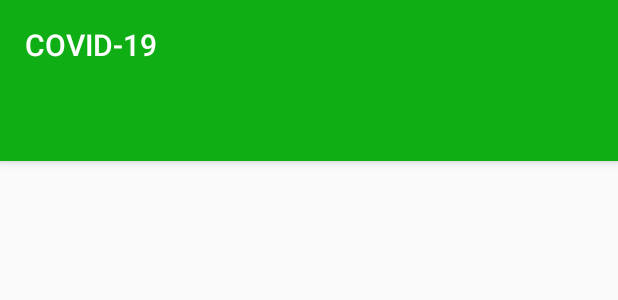
After one commit to Ludwig88/DiploAndroid, an Android app: the layout activity_tab.xml on its own in the app's theme, with its tools: preview values and no code run, on a phone screen of 412 x 824 dp. The commit adds this screen. Shown: the top 300 px of the screen. Run offline under Robolectric (Android 15) with nearby library versions, the phone set to English and light mode, and no system bars.

Commit message:
CoronaTabsApp: added automatic tabs from wizard, cant add manually more tabs or modify its behavior

```diff
--- a/CoronaTabsApp/app/build.gradle
+++ b/CoronaTabsApp/app/build.gradle
@@ -28,6 +28,7 @@ dependencies {
 
     implementation 'androidx.appcompat:appcompat:1.1.0'
     implementation 'androidx.constraintlayout:constraintlayout:1.1.3'
+    implementation 'androidx.lifecycle:lifecycle-extensions:2.2.0'
     testImplementation 'junit:junit:4.12'
     androidTestImplementation 'androidx.test.ext:junit:1.1.1'
     androidTestImplementation 'androidx.test.espresso:espresso-core:3.2.0'
--- a/CoronaTabsApp/app/src/main/java/com/example/covidnumbersapp/MainActivity.java
+++ b/CoronaTabsApp/app/src/main/java/com/example/covidnumbersapp/MainActivity.java
@@ -17,7 +17,8 @@ public class MainActivity extends AppCompatActivity {
         //buttonGo.add
     }
 
-    void onWelcomeGoClick(View view) {
-        //Intent intetNavigation = new Intent(this, tabActivity.class)
+    public void onWelcomeGoClick(View view) {
+        Intent intetNavigation = new Intent(this, tabActivity.class);
+        startActivity(intetNavigation);
     }
 }
--- a/CoronaTabsApp/app/src/main/res/layout/activity_main.xml
+++ b/CoronaTabsApp/app/src/main/res/layout/activity_main.xml
@@ -65,6 +65,7 @@
         android:layout_marginTop="62dp"
         android:layout_marginEnd="162dp"
         android:layout_marginBottom="118dp"
+        android:onClick="onWelcomeGoClick"
         android:text="@string/button_name"
         app:layout_constraintBottom_toBottomOf="parent"
         app:layout_constraintEnd_toEndOf="parent"
--- /dev/null
+++ b/CoronaTabsApp/app/src/main/res/layout/activity_tab.xml
@@ -0,0 +1,37 @@
+<?xml version="1.0" encoding="utf-8"?>
+<androidx.coordinatorlayout.widget.CoordinatorLayout xmlns:android="http://schemas.android.com/apk/res/android"
+    xmlns:app="http://schemas.android.com/apk/res-auto"
+    xmlns:tools="http://schemas.android.com/tools"
+    android:layout_width="match_parent"
+    android:layout_height="match_parent"
+    tools:context=".tabActivity">
+
+    <com.google.android.material.appbar.AppBarLayout
+        android:layout_width="match_parent"
+        android:layout_height="wrap_content"
+        android:theme="@style/AppTheme.AppBarOverlay">
+
+        <TextView
+            android:id="@+id/title"
+            android:layout_width="wrap_content"
+            android:layout_height="wrap_content"
+            android:gravity="center"
+            android:minHeight="?actionBarSize"
+            android:padding="@dimen/appbar_padding"
+            android:text="@string/app_name"
+            android:textAppearance="@style/TextAppearance.Widget.AppCompat.Toolbar.Title" />
+
+        <com.google.android.material.tabs.TabLayout
+            android:id="@+id/tabs"
+            android:layout_width="match_parent"
+            android:layout_height="wrap_content"
+            android:background="?attr/colorPrimary" />
+    </com.google.android.material.appbar.AppBarLayout>
+
+    <androidx.viewpager.widget.ViewPager
+        android:id="@+id/view_pager"
+        android:layout_width="match_parent"
+        android:layout_height="match_parent"
+        app:layout_behavior="@string/appbar_scrolling_view_behavior" />
+
+</androidx.coordinatorlayout.widget.CoordinatorLayout>
--- /dev/null
+++ b/CoronaTabsApp/app/src/main/res/values-w820dp/dimens.xml
@@ -0,0 +1,6 @@
+<resources>
+    <!-- Example customization of dimensions originally defined in res/values/dimens.xml
+         (such as screen margins) for screens with more than 820dp of available width. This
+         would include 7" and 10" devices in landscape (~960dp and ~1280dp respectively). -->
+    <dimen name="activity_horizontal_margin">64dp</dimen>
+</resources>
--- a/CoronaTabsApp/app/src/main/res/values/colors.xml
+++ b/CoronaTabsApp/app/src/main/res/values/colors.xml
@@ -1,6 +1,6 @@
 <?xml version="1.0" encoding="utf-8"?>
 <resources>
-    <color name="colorPrimary">#6200EE</color>
-    <color name="colorPrimaryDark">#3700B3</color>
-    <color name="colorAccent">#03DAC5</color>
+    <color name="colorPrimary">#0FAE15</color>
+    <color name="colorPrimaryDark">#056509</color>
+    <color name="colorAccent">#00FF0A</color>
 </resources>
--- a/CoronaTabsApp/app/src/main/res/values/strings.xml
+++ b/CoronaTabsApp/app/src/main/res/values/strings.xml
@@ -6,4 +6,8 @@
     <string name="date_description">25/05/2020</string>
     <string name="button_name">Ver Valores</string>
     <string name="button_title">Navegar Hacia Estadisticas</string>
+    <string name="title_activity_tab">tabActivity</string>
+    <string name="tab_text_1">Córdoba</string>
+    <string name="tab_text_2">Argentina</string>
+    <string name="tab_text_3">Mundo</string>
 </resources>
--- a/CoronaTabsApp/app/src/main/res/values/styles.xml
+++ b/CoronaTabsApp/app/src/main/res/values/styles.xml
@@ -8,4 +8,13 @@
         <item name="colorAccent">@color/colorAccent</item>
     </style>
 
+    <style name="AppTheme.NoActionBar">
+        <item name="windowActionBar">false</item>
+        <item name="windowNoTitle">true</item>
+    </style>
+
+    <style name="AppTheme.AppBarOverlay" parent="ThemeOverlay.AppCompat.Dark.ActionBar" />
+
+    <style name="AppTheme.PopupOverlay" parent="ThemeOverlay.AppCompat.Light" />
+
 </resources>
```
Also changed, not shown: CoronaTabsApp/app/src/main/AndroidManifest.xml (+7 -3 lines), CoronaTabsApp/app/src/main/java/com/example/covidnumbersapp/tabActivity.java (added, +30 -0 lines), CoronaTabsApp/app/src/main/java/com/example/covidnumbersapp/ui/main/PageViewModel.java (added, +26 -0 lines), CoronaTabsApp/app/src/main/java/com/example/covidnumbersapp/ui/main/PlaceholderFragment.java (added, +59 -0 lines), CoronaTabsApp/app/src/main/java/com/example/covidnumbersapp/ui/main/SectionsPagerAdapter.java (added, +46 -0 lines), CoronaTabsApp/app/src/main/res/layout/fragment_tab.xml (added, +23 -0 lines), CoronaTabsApp/app/src/main/res/values/dimens.xml (added, +8 -0 lines).
